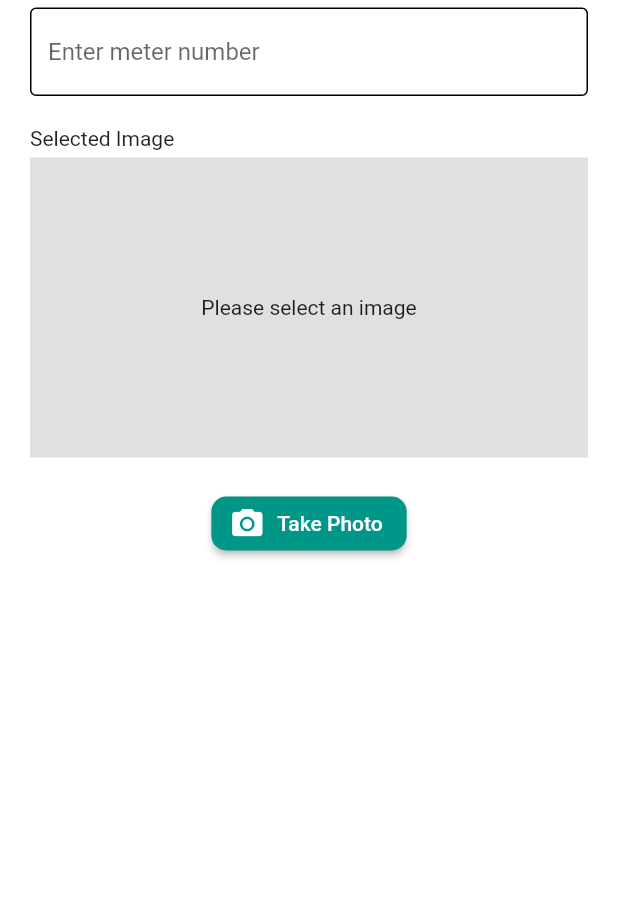
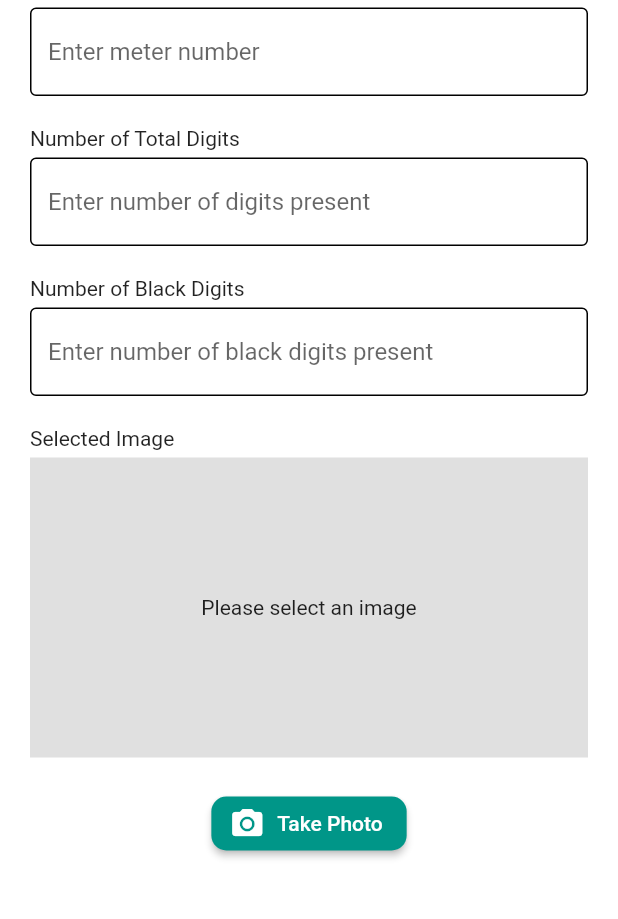
Before and after one commit to justineopuls/water_metering_app, a Flutter app: the PhotoUpload screen opened by its route, on a phone screen of 412 x 824 dp, the part 123-1042 px from its top. Run offline on Flutter 3.47's test engine with Material 2 defaults, Android fonts, the phone set to English and light mode, and no system bars; our stand-ins replace cloud_firestore, file_picker, firebase_auth, firebase_core, firebase_storage, flutter_spinkit and 5 more; missing offline and left inert: exif; accounts and stored records are empty.

Commit message:
Added functions for demo

```diff
--- a/lib/models/admin_image.dart
+++ b/lib/models/admin_image.dart
@@ -9,6 +9,11 @@ class AdminImage {
   final String photoUrl;
   final String photoLocation;
   final String photoDateTime;
+  final String numDigits;
+  final String numBlackDigits;
+  final String processedImageFilename;
+  final String processedImageURL;
+  final String meterReading;
 
   const AdminImage({
     required this.meterNumber,
@@ -19,6 +24,11 @@ class AdminImage {
     this.photoUrl = '',
     this.photoLocation = '',
     this.photoDateTime = '',
+    this.numDigits = '',
+    this.numBlackDigits = '',
+    this.meterReading = '',
+    this.processedImageFilename = '',
+    this.processedImageURL = '',
   });
 
   Map<String, dynamic> toJson() => {
@@ -26,10 +36,15 @@ class AdminImage {
         'uid': uid,
         'uploadedBy': uploadedBy,
         'datePublished': datePublished,
-        'complaintId': uploadId,
+        'uploadId': uploadId,
         'photoUrl': photoUrl,
         'photoLocation': photoLocation,
         'photoDateTime': photoDateTime,
+        'numDigits': numDigits,
+        'numBlackDigits': numBlackDigits,
+        'meterReading': meterReading,
+        'processedImageFilename': processedImageFilename,
+        'processedImageURL': processedImageURL,
       };
 
   static AdminImage fromSnapshot(DocumentSnapshot snap) {
@@ -44,6 +59,10 @@ class AdminImage {
         photoUrl: snapshot['photoUrl'],
         photoLocation: snapshot['photoLocation'],
         photoDateTime: snapshot['photoDateTime'],
-    );
+        numDigits: snapshot['numDigits'],
+        numBlackDigits: snapshot['numBlackDigits'],
+        processedImageFilename: snapshot['processedImageFilename'],
+        meterReading: snapshot['meterReading'],
+        processedImageURL: snapshot['processedImageURL']);
   }
 }
--- a/lib/screens/admin_home/photo_upload.dart
+++ b/lib/screens/admin_home/photo_upload.dart
@@ -27,6 +27,9 @@ class _PhotoUploadState extends State<PhotoUpload> {
   String photoLocation = '';
   var photoDateTime = '';
   final TextEditingController _meterNumberController = TextEditingController();
+  final TextEditingController _numDigitsController = TextEditingController();
+  final TextEditingController _numBlackDigitsController =
+      TextEditingController();
   final _formKey = GlobalKey<FormState>();
   String ButtonLabel = 'Take Photo';
 
@@ -62,6 +65,8 @@ class _PhotoUploadState extends State<PhotoUpload> {
           uploadedBy,
           photoLocation,
           photoDateTime,
+          _numDigitsController.text,
+          _numBlackDigitsController.text,
         );
 
         if (result == 'success') {
@@ -129,9 +134,38 @@ class _PhotoUploadState extends State<PhotoUpload> {
               ),
               const SizedBox(height: 20.0),
 
+              const Text('Number of Total Digits'),
+              const SizedBox(height: 5),
+              TextFormField(
+                controller: _numDigitsController,
+                decoration: textInputDecoration.copyWith(
+                    hintText: 'Enter number of digits present'),
+                validator: (val) {
+                  if (val == null || val.isEmpty) {
+                    return 'Please enter the number of digits in the meter.';
+                  }
+                  return null;
+                },
+              ),
+              const SizedBox(height: 20.0),
+
+              const Text('Number of Black Digits'),
+              const SizedBox(height: 5),
+              TextFormField(
+                controller: _numBlackDigitsController,
+                decoration: textInputDecoration.copyWith(
+                    hintText: 'Enter number of black digits present'),
+                validator: (val) {
+                  if (val == null || val.isEmpty) {
+                    return 'Please enter the number of black digits in the meter.';
+                  }
+                  return null;
+                },
+              ),
+              const SizedBox(height: 20.0),
 
               // Upload Image
-              Text('Selected Image'),
+              const Text('Selected Image'),
               const SizedBox(height: 5),
               Container(
                 alignment: Alignment.center,
@@ -158,15 +192,18 @@ class _PhotoUploadState extends State<PhotoUpload> {
                     label: Text(ButtonLabel),
                     icon: const Icon(Icons.camera_alt),
                     onPressed: () {
-                      if (_file == null){
+                      if (_file == null) {
                         showDialog<String>(
                           context: context,
                           builder: (BuildContext context) => AlertDialog(
-                            title: const Text('Ensure the meter dial is visible'),
-                            content: Image.network('https://i.imgur.com/B3dDZWN.png'),
+                            title:
+                                const Text('Ensure the meter dial is visible'),
+                            content: Image.network(
+                                'https://i.imgur.com/B3dDZWN.png'),
                             actions: <Widget>[
                               TextButton(
-                                onPressed: () => Navigator.pop(context, 'Cancel'),
+                                onPressed: () =>
+                                    Navigator.pop(context, 'Cancel'),
                                 child: const Text('Cancel'),
                               ),
                               TextButton(
```
Also changed, not shown: lib/screens/meter_reader_home/meter_reader_upload.dart (+41 -4 lines), lib/services/firestore_methods.dart (+15 -5 lines), lib/services/storage_methods.dart (+24 -5 lines), lib/widgets/reading_card.dart (+20 -0 lines). Lines whose indentation alone changed are shown as unchanged.
